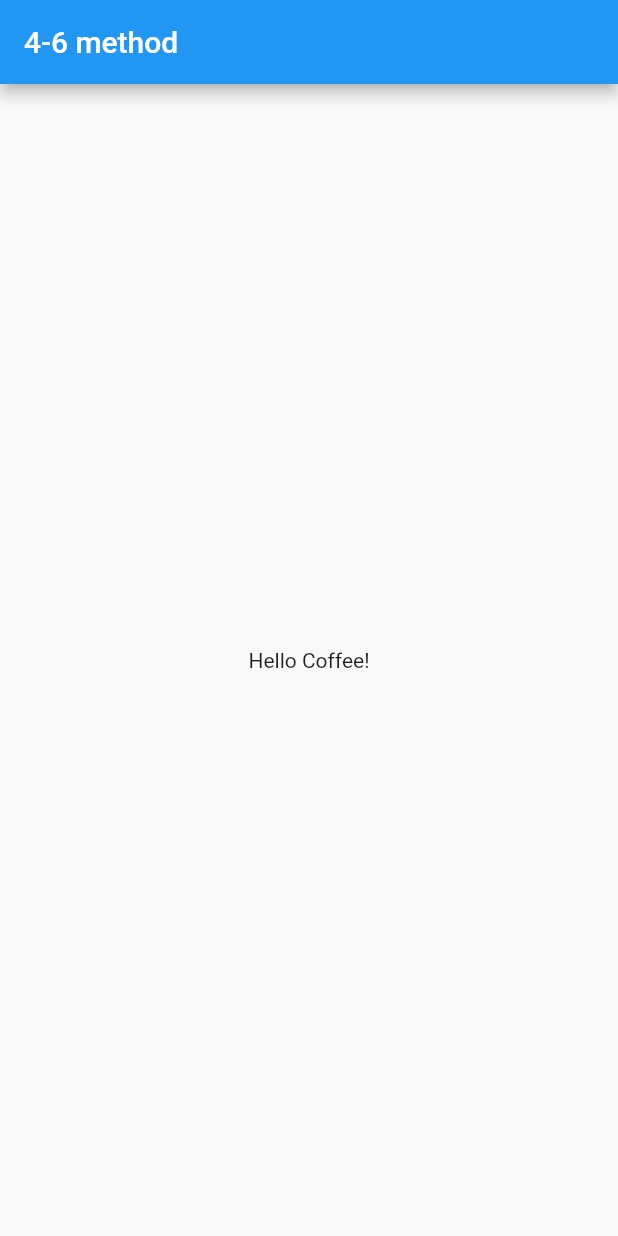
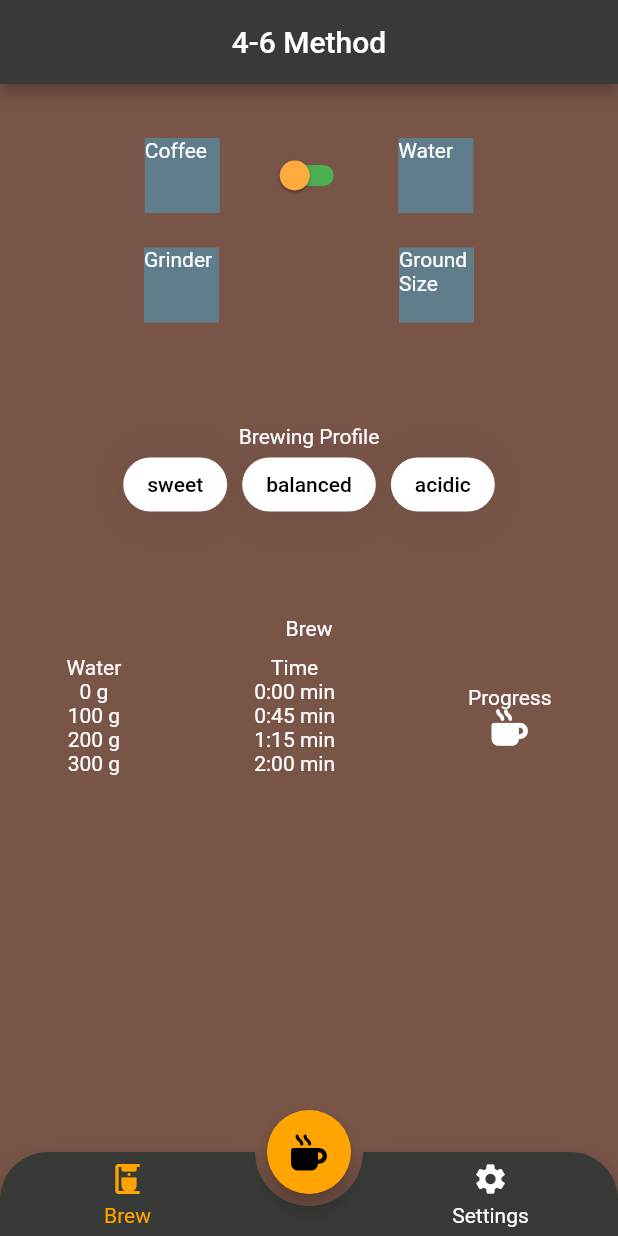
Before and after one commit to speedy901990/46method, a Flutter app: the screen it shows after launch, on a phone screen of 412 x 824 dp. Run offline on Flutter 3.47's test engine with Material 2 defaults, Android fonts, the phone set to English and light mode, and no system bars; drawn by our look-alikes of animated_bottom_navigation_bar, auto_size_text, group_button; our stand-ins replace font_awesome_flutter, stylish_bottom_bar; missing offline and left inert: circular_reveal_animation.

Commit message:
Feature/create basic layout (#1)
* Draft of profile section

* Add styling to group button

* Add proper navigation bar

* Move Navigation Bar to separate widget

* Replaced navigation bar. Split app into tabs.

* Extract navigation bar to separate file.

There is another bottom nav bar for testing purposes

* Add little theming. Display brew page.

* Run on ios allowing app to open from screen

* Add icon pack

* Add brew setup section

* Init remaining parts of brewing page

```diff
--- a/app/lib/main.dart
+++ b/app/lib/main.dart
@@ -1,20 +1,30 @@
 import 'package:flutter/material.dart';
 
-void main() {
-  runApp(const MyApp());
-}
+import 'widgets/stylish_navigation_bar.dart';
+import 'widgets/animated_navigation_bar.dart';
+
+void main() => runApp(MyApp());
 
 class MyApp extends StatelessWidget {
-  const MyApp({Key? key}) : super(key: key);
-
   @override
   Widget build(BuildContext context) {
     return MaterialApp(
-      title: '4-6 method',
-      home: Scaffold(
-        appBar: AppBar(title: const Text('4-6 method')),
-        body: const Center(child: Text("Hello Coffee!")),
+      title: '4-6 Method',
+      home: Method46(),
+      theme: ThemeData(
+        colorScheme: ColorScheme.fromSwatch(primarySwatch: Colors.brown)
+            .copyWith(secondary: Colors.amber),
       ),
     );
   }
 }
+
+class Method46 extends StatelessWidget {
+  @override
+  Widget build(BuildContext context) {
+    return AnimatedNavigationBar(
+      title: '4-6 Method',
+    );
+    //return StylishNavigationBar();
+  }
+}
--- /dev/null
+++ b/app/lib/widgets/animated_navigation_bar.dart
@@ -0,0 +1,277 @@
+import 'dart:async';
+
+import 'package:animated_bottom_navigation_bar/animated_bottom_navigation_bar.dart';
+import 'package:app/widgets/brew_page.dart';
+import 'package:auto_size_text/auto_size_text.dart';
+import 'package:circular_reveal_animation/circular_reveal_animation.dart';
+import 'package:font_awesome_flutter/font_awesome_flutter.dart';
+import 'package:flutter/material.dart';
+import 'package:flutter/rendering.dart';
+import 'package:flutter/services.dart';
+
+class AnimatedNavigationBar extends StatefulWidget {
+  AnimatedNavigationBar({Key? key, required this.title}) : super(key: key);
+
+  final String title;
+
+  @override
+  _AnimatedNavigationBarState createState() => _AnimatedNavigationBarState();
+}
+
+class _AnimatedNavigationBarState extends State<AnimatedNavigationBar>
+    with TickerProviderStateMixin {
+  final autoSizeGroup = AutoSizeGroup();
+  var _bottomNavIndex = 0; //default index of a first screen
+
+  late AnimationController _fabAnimationController;
+  late AnimationController _borderRadiusAnimationController;
+  late Animation<double> fabAnimation;
+  late Animation<double> borderRadiusAnimation;
+  late CurvedAnimation fabCurve;
+  late CurvedAnimation borderRadiusCurve;
+  late AnimationController _hideBottomBarAnimationController;
+
+  final iconList = [
+    {Icons.coffee_maker, 'Brew'},
+    {Icons.settings, 'Settings'},
+  ];
+
+  @override
+  void initState() {
+    super.initState();
+    final systemTheme = SystemUiOverlayStyle.dark.copyWith(
+      systemNavigationBarColor: HexColor('#373A36'),
+      systemNavigationBarIconBrightness: Brightness.light,
+    );
+    SystemChrome.setSystemUIOverlayStyle(systemTheme);
+
+    _fabAnimationController = AnimationController(
+      duration: Duration(milliseconds: 500),
+      vsync: this,
+    );
+    _borderRadiusAnimationController = AnimationController(
+      duration: Duration(milliseconds: 500),
+      vsync: this,
+    );
+    fabCurve = CurvedAnimation(
+      parent: _fabAnimationController,
+      curve: Interval(0.5, 1.0, curve: Curves.fastOutSlowIn),
+    );
+    borderRadiusCurve = CurvedAnimation(
+      parent: _borderRadiusAnimationController,
+      curve: Interval(0.5, 1.0, curve: Curves.fastOutSlowIn),
+    );
+
+    fabAnimation = Tween<double>(begin: 0, end: 1).animate(fabCurve);
+    borderRadiusAnimation = Tween<double>(begin: 0, end: 1).animate(
+      borderRadiusCurve,
+    );
+
+    _hideBottomBarAnimationController = AnimationController(
+      duration: Duration(milliseconds: 200),
+      vsync: this,
+    );
+
+    Future.delayed(
+      Duration(seconds: 1),
+      () => _fabAnimationController.forward(),
+    );
+    Future.delayed(
+      Duration(seconds: 1),
+      () => _borderRadiusAnimationController.forward(),
+    );
+  }
+
+  bool onScrollNotification(ScrollNotification notification) {
+    if (notification is UserScrollNotification &&
+        notification.metrics.axis == Axis.vertical) {
+      switch (notification.direction) {
+        case ScrollDirection.forward:
+          _hideBottomBarAnimationController.reverse();
+          _fabAnimationController.forward(from: 0);
+          break;
+        case ScrollDirection.reverse:
+          _hideBottomBarAnimationController.forward();
+          _fabAnimationController.reverse(from: 1);
+          break;
+        case ScrollDirection.idle:
+          break;
+      }
+    }
+    return false;
+  }
+
+  @override
+  Widget build(BuildContext context) {
+    return Theme(
+      data: ThemeData.dark(),
+      child: Scaffold(
+        extendBody: true,
+        appBar: AppBar(
+          title: Center(
+            child: Text(
+              widget.title,
+              style: TextStyle(color: Colors.white),
+            ),
+          ),
+          backgroundColor: HexColor('#373A36'),
+        ),
+        body: NotificationListener<ScrollNotification>(
+          onNotification: onScrollNotification,
+          child: _bottomNavIndex == 0
+              ? Container(
+                  color: Colors.brown,
+                  child: BrewPage(),
+                )
+              : NavigationScreen(iconList[_bottomNavIndex].first as IconData),
+        ),
+        floatingActionButton: FloatingActionButton(
+          backgroundColor: HexColor('#FFA400'),
+          child: FaIcon(FontAwesomeIcons.mugHot),
+          onPressed: () {
+            _fabAnimationController.reset();
+            _borderRadiusAnimationController.reset();
+            _borderRadiusAnimationController.forward();
+            _fabAnimationController.forward();
+          },
+        ),
+        floatingActionButtonLocation: FloatingActionButtonLocation.centerDocked,
+        bottomNavigationBar: AnimatedBottomNavigationBar.builder(
+          itemCount: iconList.length,
+          tabBuilder: (int index, bool isActive) {
+            final color = isActive ? HexColor('#FFA400') : Colors.white;
+            return Column(
+              mainAxisSize: MainAxisSize.min,
+              mainAxisAlignment: MainAxisAlignment.center,
+              children: [
+                Icon(
+                  iconList[index].first as IconData,
+                  size: 24,
+                  color: color,
+                ),
+                const SizedBox(height: 4),
+                Padding(
+                  padding: const EdgeInsets.symmetric(horizontal: 8),
+                  child: AutoSizeText(
+                    iconList[index].last as String,
+                    maxLines: 1,
+                    style: TextStyle(color: color),
+                    group: autoSizeGroup,
+                  ),
+                )
+              ],
+            );
+          },
+          backgroundColor: HexColor('#373A36'),
+          activeIndex: _bottomNavIndex,
+          splashColor: HexColor('#FFA400'),
+          notchAndCornersAnimation: borderRadiusAnimation,
+          splashSpeedInMilliseconds: 300,
+          notchSmoothness: NotchSmoothness.defaultEdge,
+          gapLocation: GapLocation.center,
+          leftCornerRadius: 32,
+          rightCornerRadius: 32,
+          onTap: (index) => setState(() => _bottomNavIndex = index),
+          hideAnimationController: _hideBottomBarAnimationController,
+          shadow: BoxShadow(
+            offset: Offset(0, 1),
+            blurRadius: 12,
+            spreadRadius: 0.5,
+            color: HexColor('#FFA400'),
+          ),
+        ),
+      ),
+    );
+  }
+}
+
+class NavigationScreen extends StatefulWidget {
+  final IconData iconData;
+
+  NavigationScreen(this.iconData) : super();
+
+  @override
+  _NavigationScreenState createState() => _NavigationScreenState();
+}
+
+class _NavigationScreenState extends State<NavigationScreen>
+    with TickerProviderStateMixin {
+  late AnimationController _controller;
+  late Animation<double> animation;
+
+  @override
+  void didUpdateWidget(NavigationScreen oldWidget) {
+    super.didUpdateWidget(oldWidget);
+    if (oldWidget.iconData != widget.iconData) {
+      _startAnimation();
+    }
+  }
+
+  @override
+  void initState() {
+    _controller = AnimationController(
+      vsync: this,
+      duration: Duration(milliseconds: 1000),
+    );
+    animation = CurvedAnimation(
+      parent: _controller,
+      curve: Curves.easeIn,
+    );
+    _controller.forward();
+    super.initState();
+  }
+
+  _startAnimation() {
+    _controller = AnimationController(
+      vsync: this,
+      duration: Duration(milliseconds: 1000),
+    );
+    animation = CurvedAnimation(
+      parent: _controller,
+      curve: Curves.easeIn,
+    );
+    _controller.forward();
+  }
+
+  @override
+  void dispose() {
+    _controller.dispose();
+    super.dispose();
+  }
+
+  @override
+  Widget build(BuildContext context) {
+    return Container(
+      color: Colors.brown,
+      child: ListView(
+        children: [
+          SizedBox(height: 64),
+          Center(
+            child: CircularRevealAnimation(
+              animation: animation,
+              centerOffset: Offset(80, 80),
+              maxRadius: MediaQuery.of(context).size.longestSide * 1.1,
+              child: Icon(
+                widget.iconData,
+                color: HexColor('#FFA400'),
+                size: 160,
+              ),
+            ),
+          ),
+        ],
+      ),
+    );
+  }
+}
+
+class HexColor extends Color {
+  HexColor(final String hexColor) : super(_getColorFromHex(hexColor));
+
+  static int _getColorFromHex(String hexColor) {
+    hexColor = hexColor.toUpperCase().replaceAll('#', '');
+    if (hexColor.length == 6) {
+      hexColor = 'FF' + hexColor;
+    }
+    return int.parse(hexColor, radix: 16);
+  }
+}
--- /dev/null
+++ b/app/lib/widgets/brew_page.dart
@@ -0,0 +1,162 @@
+import 'package:flutter/material.dart';
+import 'package:font_awesome_flutter/font_awesome_flutter.dart';
+
+import 'package:font_awesome_flutter/font_awesome_flutter.dart';
+import 'package:group_button/group_button.dart';
+
+class BrewPage extends StatefulWidget {
+  const BrewPage({super.key});
+
+  @override
+  State<BrewPage> createState() => _BrewPageState();
+}
+
+class _BrewPageState extends State<BrewPage> {
+  var brewSettingSwitchValue = false;
+
+  @override
+  Widget build(BuildContext context) {
+    return Column(
+      mainAxisAlignment: MainAxisAlignment.spaceAround,
+      crossAxisAlignment: CrossAxisAlignment.stretch,
+      children: [
+        Container(
+          height: 150,
+          child: Column(
+            mainAxisAlignment: MainAxisAlignment.start,
+            crossAxisAlignment: CrossAxisAlignment.center,
+            children: [
+              Padding(
+                padding: const EdgeInsets.all(8.0),
+                child: Row(
+                  mainAxisAlignment: MainAxisAlignment.center,
+                  children: [
+                    Padding(
+                      padding:
+                          EdgeInsets.symmetric(horizontal: 30, vertical: 5),
+                      child: Container(
+                        height: 50,
+                        width: 50,
+                        child: Text('Coffee'),
+                        color: Colors.blueGrey,
+                      ),
+                    ),
+                    Switch(
+                      activeTrackColor: Colors.green,
+                      inactiveTrackColor: Colors.green,
+                      activeColor: Colors.amber,
+                      inactiveThumbColor: Colors.orangeAccent,
+                      value: brewSettingSwitchValue,
+                      onChanged: (value) =>
+                          setState(() => brewSettingSwitchValue = value),
+                    ),
+                    Padding(
+                      padding:
+                          EdgeInsets.symmetric(horizontal: 30, vertical: 5),
+                      child: Container(
+                        height: 50,
+                        width: 50,
+                        child: Text('Water'),
+                        color: Colors.blueGrey,
+                      ),
+                    ),
+                  ],
+                ),
+              ),
+              Container(),
+              Row(
+                mainAxisAlignment: MainAxisAlignment.center,
+                children: [
+                  Padding(
+                    padding: EdgeInsets.symmetric(horizontal: 60, vertical: 10),
+                    child: Container(
+                      height: 50,
+                      width: 50,
+                      child: Text('Grinder'),
+                      color: Colors.blueGrey,
+                    ),
+                  ),
+                  Padding(
+                    padding: EdgeInsets.symmetric(horizontal: 60, vertical: 10),
+                    child: Container(
+                      height: 50,
+                      width: 50,
+                      child: Text('Ground Size'),
+                      color: Colors.blueGrey,
+                    ),
+                  ),
+                ],
+              ),
+            ],
+          ),
+        ),
+        Container(
+          height: 80,
+          child: Column(
+            mainAxisAlignment: MainAxisAlignment.center,
+            children: [
+              Text('Brewing Profile'),
+              Row(
+                mainAxisAlignment: MainAxisAlignment.center,
+                children: [
+                  GroupButton(
+                    buttons: ['sweet', 'balanced', 'acidic'],
+                    options: GroupButtonOptions(
+                      selectedShadow: const [],
+                      groupingType: GroupingType.wrap,
+                      elevation: 0,
+                      borderRadius: BorderRadius.circular(20),
+                    ),
+                  ),
+                ],
+              ),
+            ],
+          ),
+        ),
+        Container(
+          height: 400,
+          child: Column(
+            mainAxisAlignment: MainAxisAlignment.start,
+            crossAxisAlignment: CrossAxisAlignment.center,
+            children: [
+              Padding(
+                padding: const EdgeInsets.all(10.0),
+                child: Text('Brew'),
+              ),
+              Row(
+                mainAxisAlignment: MainAxisAlignment.spaceAround,
+                children: [
+                  Column(
+                    children: [
+                      Text('Water'),
+                      Text('0 g'),
+                      Text('100 g'),
+                      Text('200 g'),
+                      Text('300 g'),
+                    ],
+                  ),
+                  Column(
+                    children: [
+                      Text('Time'),
+                      Text('0:00 min'),
+                      Text('0:45 min'),
+                      Text('1:15 min'),
+                      Text('2:00 min'),
+                    ],
+                  ),
+                  Column(
+                    mainAxisAlignment: MainAxisAlignment.start,
+                    children: [
+                      Text('Progress'),
+                      FaIcon(FontAwesomeIcons.mugHot)
+                    ],
+                  ),
+                ],
+              )
+            ],
+          ),
+        ),
+      ],
+    );
+  }
+}
```
Also changed, not shown: app/lib/widgets/settings_page.dart (added, +15 -0 lines), app/lib/widgets/stylish_navigation_bar.dart (added, +98 -0 lines), app/pubspec.yaml (+7 -3 lines), app/pubspec.lock, 3 other files.
